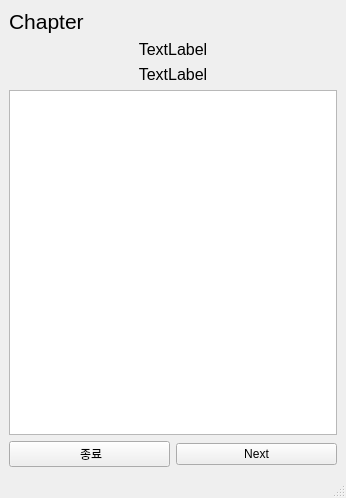
Old version of the form wrp_word.ui in the repository zinzin68/WRP.
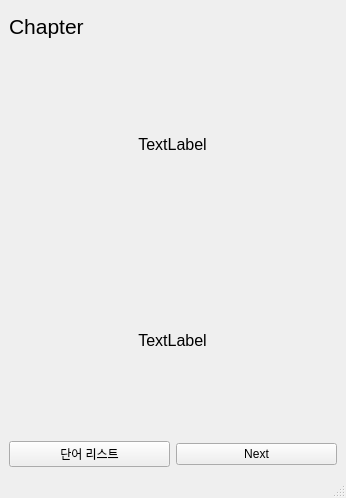
New version of the form.

Diff of the .ui file:
```diff
--- a/wrp_word.ui
+++ b/wrp_word.ui
@@ -15,7 +15,7 @@
   </property>
   <widget class="QWidget" name="centralwidget">
    <layout class="QGridLayout" name="gridLayout">
-    <item row="3" column="0">
+    <item row="3" column="0" alignment="Qt::AlignHCenter|Qt::AlignVCenter">
      <widget class="QLabel" name="means">
       <property name="styleSheet">
        <string notr="true">font: 700 12pt &quot;한컴 말랑말랑 Bold&quot;;</string>
@@ -25,7 +25,7 @@
       </property>
      </widget>
     </item>
-    <item row="2" column="0">
+    <item row="2" column="0" alignment="Qt::AlignHCenter|Qt::AlignVCenter">
      <widget class="QLabel" name="word">
       <property name="styleSheet">
        <string notr="true">font: 700 12pt &quot;한컴 말랑말랑 Bold&quot;;</string>
@@ -43,17 +43,20 @@
         <height>35</height>
        </size>
       </property>
+      <property name="styleSheet">
+       <string notr="true">font: 700 20pt &quot;맑은 고딕&quot;;</string>
+      </property>
       <property name="text">
        <string>&lt;html&gt;&lt;head/&gt;&lt;body&gt;&lt;p&gt;&lt;span style=&quot; font-size:16pt;&quot;&gt;Chapter&lt;/span&gt;&lt;/p&gt;&lt;/body&gt;&lt;/html&gt;</string>
       </property>
      </widget>
     </item>
-    <item row="5" column="0">
+    <item row="4" column="0">
      <layout class="QHBoxLayout" name="horizontalLayout">
       <item>
        <widget class="QPushButton" name="endButton">
         <property name="text">
-         <string> 종료</string>
+         <string>단어 리스트</string>
         </property>
        </widget>
       </item>
@@ -66,9 +69,6 @@
       </item>
      </layout>
     </item>
-    <item row="4" column="0">
-     <widget class="QTextBrowser" name="worrd"/>
-    </item>
    </layout>
   </widget>
   <widget class="QStatusBar" name="statusbar"/>
```
Left out of the diff: 4 changed lines with no effect on the pictures.
